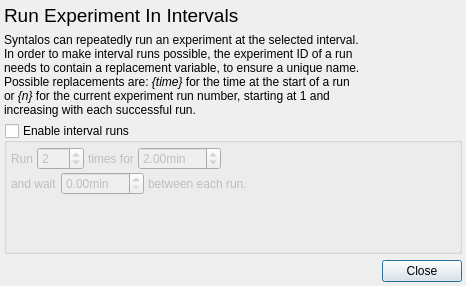
First picture: the form in src/intervalrundialog.ui, repository syntalos/syntalos, before the edit.
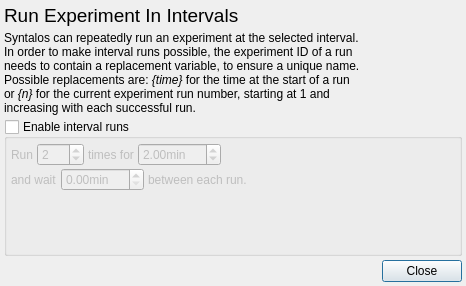
Second picture: the form after the edit. Icons and pictures are not drawn.

Commit message: trivial: Harmonize some layout spacings

```diff
--- a/src/intervalrundialog.ui
+++ b/src/intervalrundialog.ui
@@ -19,7 +19,7 @@
   </property>
   <layout class="QVBoxLayout" name="verticalLayout">
    <property name="spacing">
-    <number>6</number>
+    <number>4</number>
    </property>
    <property name="leftMargin">
     <number>4</number>
```
The commit also changes 4 other files.
